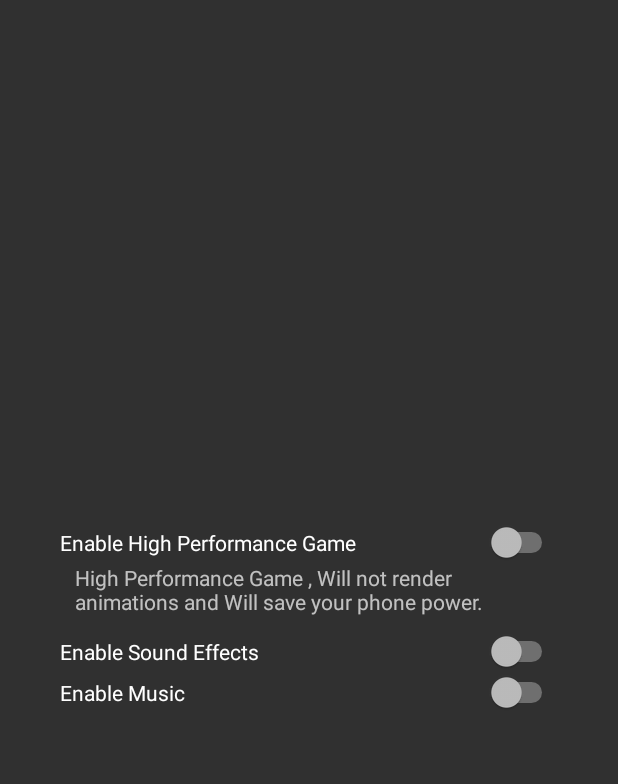
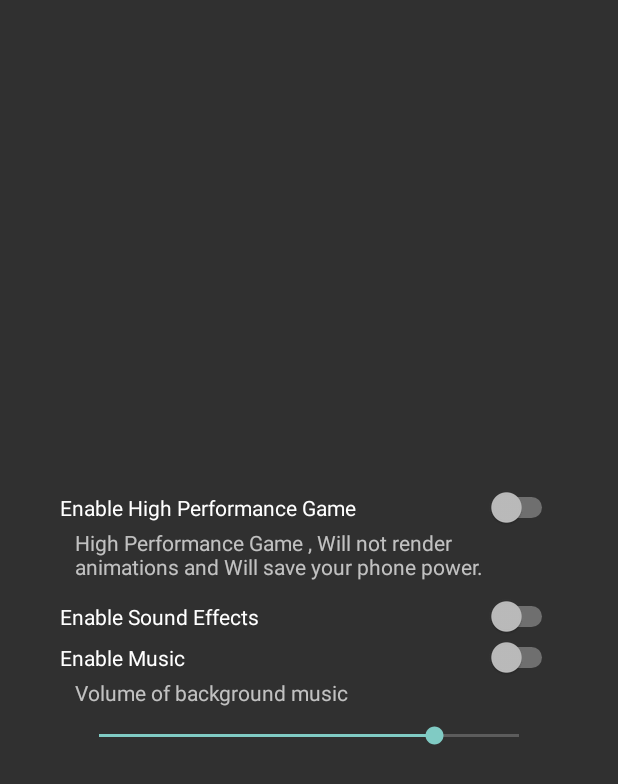
Before and after one commit to Terminatorking/dotsAndBoxes, an Android app: the screen it shows after launch (SettingsActivity), after a tap on "OPTIONS", on a phone screen of 412 x 824 dp. Shown: the top 784 px of the screen. Run offline under Robolectric (Android 15) with nearby library versions, the phone set to English and light mode, and no system bars; 1 statement that could not run was skipped.

Commit message:
handle music playing

```diff
--- a/app/src/main/java/com/soheil/dotsandboxes/activities/AboutActivity.java
+++ b/app/src/main/java/com/soheil/dotsandboxes/activities/AboutActivity.java
@@ -2,12 +2,11 @@ package com.soheil.dotsandboxes.activities;
 
 import android.os.Bundle;
 
-import androidx.appcompat.app.AppCompatActivity;
-
 import com.soheil.dotsandboxes.R;
+import com.soheil.dotsandboxes.classes.EnhancedActivity;
 
 
-public class AboutActivity extends AppCompatActivity {
+public class AboutActivity extends EnhancedActivity {
 
   @Override
   protected void onCreate(Bundle savedInstanceState) {
--- a/app/src/main/java/com/soheil/dotsandboxes/activities/GameActivity.java
+++ b/app/src/main/java/com/soheil/dotsandboxes/activities/GameActivity.java
@@ -2,18 +2,16 @@ package com.soheil.dotsandboxes.activities;
 
 import android.app.Dialog;
 import android.os.Bundle;
-
 import android.view.View;
 import android.widget.ImageButton;
 
-import androidx.appcompat.app.AppCompatActivity;
-
 import com.soheil.dotsandboxes.R;
+import com.soheil.dotsandboxes.classes.EnhancedActivity;
 import com.soheil.dotsandboxes.dialog.OptionDialog;
 import com.soheil.dotsandboxes.views.GameView;
 
 
-public class GameActivity extends AppCompatActivity {
+public class GameActivity extends EnhancedActivity {
 
   private GameView gameView;
 
--- a/app/src/main/java/com/soheil/dotsandboxes/activities/MainActivity.java
+++ b/app/src/main/java/com/soheil/dotsandboxes/activities/MainActivity.java
@@ -4,24 +4,25 @@ import android.Manifest;
 import android.content.Intent;
 import android.content.pm.PackageManager;
 import android.os.Bundle;
+
 import android.view.View;
 import android.widget.Button;
 import android.widget.Toast;
 
-import androidx.appcompat.app.AppCompatActivity;
 import androidx.core.app.ActivityCompat;
 import androidx.core.content.ContextCompat;
 
 import com.soheil.dotsandboxes.R;
+import com.soheil.dotsandboxes.classes.EnhancedActivity;
 import com.soheil.dotsandboxes.classes.G;
 
 
-public class MainActivity extends AppCompatActivity {
-
+public class MainActivity extends EnhancedActivity {
   @Override
   protected void onCreate(Bundle savedInstanceState) {
     super.onCreate(savedInstanceState);
     setContentView(R.layout.activity_main);
+
 
     requestWritePermission();
 
@@ -107,5 +108,4 @@ public class MainActivity extends AppCompatActivity {
     intent.putExtra("resume", true);
     MainActivity.this.startActivity(intent);
   }
-
 }
--- a/app/src/main/java/com/soheil/dotsandboxes/activities/SettingsActivity.java
+++ b/app/src/main/java/com/soheil/dotsandboxes/activities/SettingsActivity.java
@@ -2,14 +2,16 @@ package com.soheil.dotsandboxes.activities;
 
 import android.os.Bundle;
 import android.widget.CompoundButton;
+import android.widget.SeekBar;
 import android.widget.Switch;
 
-import androidx.appcompat.app.AppCompatActivity;
-
 import com.soheil.dotsandboxes.R;
+import com.soheil.dotsandboxes.classes.EnhancedActivity;
+import com.soheil.dotsandboxes.classes.G;
 import com.soheil.dotsandboxes.classes.Settings;
 
-public class SettingsActivity extends AppCompatActivity {
+
+public class SettingsActivity extends EnhancedActivity {
 
   @Override
   protected void onCreate(Bundle savedInstanceState) {
@@ -19,10 +21,12 @@ public class SettingsActivity extends AppCompatActivity {
     Switch chk_enableHighPerformance = (Switch) findViewById(R.id.chk_enableHighPerformance);
     Switch chk_enableMusic = (Switch) findViewById(R.id.chk_enableMusic);
     Switch chk_enableSfx = (Switch) findViewById(R.id.chk_enableSfx);
+    SeekBar slider_musicVolume = (SeekBar) findViewById(R.id.slider_musicVolume);
 
     chk_enableHighPerformance.setChecked(Settings.isEnableHighPerformance());
     chk_enableMusic.setChecked(Settings.isEnableMusic());
     chk_enableSfx.setChecked(Settings.isEnableSfx());
+    slider_musicVolume.setProgress((int) (Settings.getMusicVolume() * 100));
 
     chk_enableHighPerformance.setOnCheckedChangeListener(new CompoundButton.OnCheckedChangeListener() {
       @Override
@@ -39,6 +43,12 @@ public class SettingsActivity extends AppCompatActivity {
         Settings.getSharedPreferenceEditor()
           .putBoolean("enable_music", isChecked)
           .apply();
+
+        if (!isChecked) {
+          G.musicPlayer.pause();
+        } else {
+          G.musicPlayer.start();
+        }
       }
     });
 
@@ -50,5 +60,22 @@ public class SettingsActivity extends AppCompatActivity {
           .apply();
       }
     });
+
+    slider_musicVolume.setOnSeekBarChangeListener(new SeekBar.OnSeekBarChangeListener() {
+      @Override
+      public void onProgressChanged(SeekBar seekBar, int value, boolean b) {
+        Settings.getSharedPreferenceEditor()
+          .putInt("music_volume", value)
+          .apply();
+
+        float volume = Settings.getMusicVolume();
+        G.musicPlayer.setVolume(volume, volume);
+      }
+
+      @Override
+      public void onStartTrackingTouch(SeekBar seekBar) {}
+      @Override
+      public void onStopTrackingTouch(SeekBar seekBar) {}
+    });
   }
 }
--- /dev/null
+++ b/app/src/main/java/com/soheil/dotsandboxes/classes/EnhancedActivity.java
@@ -0,0 +1,42 @@
+package com.soheil.dotsandboxes.classes;
+
+
+import static com.soheil.dotsandboxes.classes.G.currentActivities;
+
+import androidx.appcompat.app.AppCompatActivity;
+
+public class EnhancedActivity extends AppCompatActivity {
+
+  @Override
+  protected void onPause() {
+    super.onPause();
+    currentActivities.remove(this);
+    refreshMediaPlayer();
+  }
+
+  @Override
+  protected void onResume() {
+    super.onResume();
+    currentActivities.add(this);
+    refreshMediaPlayer();
+  }
+
+  private void refreshMediaPlayer() {
+    if (!Settings.isEnableMusic()) {
+      return;
+    }
+
+    G.handler.postDelayed(new Runnable() {
+      @Override
+      public void run() {
+        if (currentActivities.size() == 0) {
+          G.musicPlayer.pause();
+        } else {
+          if (!G.musicPlayer.isPlaying()) {
+            G.musicPlayer.start();
+          }
+        }
+      }
+    }, 100);
+  }
+}
--- a/app/src/main/java/com/soheil/dotsandboxes/classes/G.java
+++ b/app/src/main/java/com/soheil/dotsandboxes/classes/G.java
@@ -1,14 +1,18 @@
 package com.soheil.dotsandboxes.classes;
 
+import android.app.Activity;
 import android.app.Application;
 import android.content.Context;
 import android.content.res.Resources;
+import android.media.MediaPlayer;
 import android.os.Environment;
 import android.os.Handler;
 import android.util.DisplayMetrics;
-import android.util.Log;
+
+import com.soheil.dotsandboxes.R;
 
 import java.io.File;
+import java.util.ArrayList;
 
 public class G extends Application {
   public static final String SDCARD = Environment.getExternalStorageDirectory().getAbsolutePath();
@@ -20,6 +24,9 @@ public class G extends Application {
   public static DisplayMetrics displayMetrics;
   public static Handler handler;
   public static boolean hasWriteAccess;
+  public static ArrayList<Activity> currentActivities = new ArrayList<>();
+
+  public static MediaPlayer musicPlayer;
 
   @Override
   public void onCreate() {
@@ -30,7 +37,9 @@ public class G extends Application {
     displayMetrics = resources.getDisplayMetrics();
     handler = new Handler();
 
-    Log.i("LOG", "onCreate From G");
+    musicPlayer = MediaPlayer.create(context, R.raw.music);
+    float volume = Settings.getMusicVolume();
+    musicPlayer.setVolume(volume, volume);
   }
 
   public static void createDirectory() {
@@ -39,6 +48,4 @@ public class G extends Application {
       file.mkdirs();
     }
   }
-
-
 }
--- a/app/src/main/java/com/soheil/dotsandboxes/classes/Settings.java
+++ b/app/src/main/java/com/soheil/dotsandboxes/classes/Settings.java
@@ -40,4 +40,9 @@ public class Settings {
   public static void setRows(int value) {
     getSharedPreferenceEditor().putInt("gridRows", value).apply();
   }
+
+  public static float getMusicVolume() {
+    int value = getSharedPreference().getInt("music_volume", 80);
+    return value / 100.0f;
+  }
 }
--- a/app/src/main/java/com/soheil/dotsandboxes/dialog/OptionDialog.java
+++ b/app/src/main/java/com/soheil/dotsandboxes/dialog/OptionDialog.java
@@ -11,6 +11,7 @@ import android.widget.EditText;
 import com.soheil.dotsandboxes.R;
 import com.soheil.dotsandboxes.activities.GameActivity;
 import com.soheil.dotsandboxes.classes.Settings;
+
 
 public class OptionDialog extends Dialog {
 
--- a/app/src/main/res/layout/activity_settings.xml
+++ b/app/src/main/res/layout/activity_settings.xml
@@ -35,4 +35,22 @@
       android:checked="true"
       android:text="Enable Music"/>
 
+  <TextView
+      android:id="@+id/textView9"
+      android:layout_width="match_parent"
+      android:layout_height="wrap_content"
+      android:layout_marginBottom="10dip"
+      android:paddingLeft="10dip"
+      android:text="Volume of background music"/>
+
+  <SeekBar
+      android:id="@+id/slider_musicVolume"
+      android:layout_width="match_parent"
+      android:layout_height="wrap_content"
+      android:layout_marginLeft="10dip"
+      android:layout_marginRight="10dip"
+      android:max="100"
+      android:min="0"
+      android:progress="80"/>
+
 </LinearLayout>
```
Also changed, not shown: app/src/main/java/com/soheil/dotsandboxes/views/GameView.java (+51 -13 lines). Lines whose indentation alone changed are shown as unchanged.
